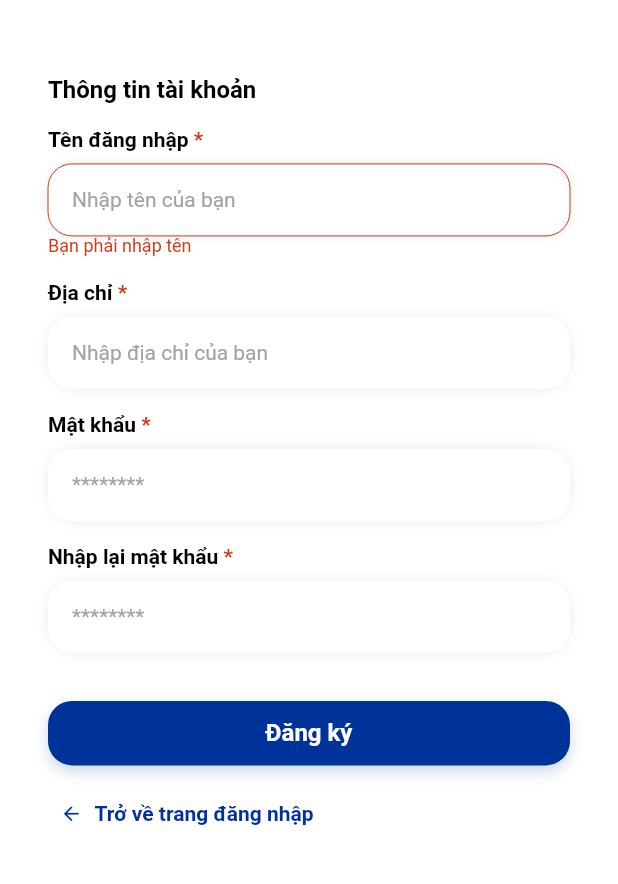
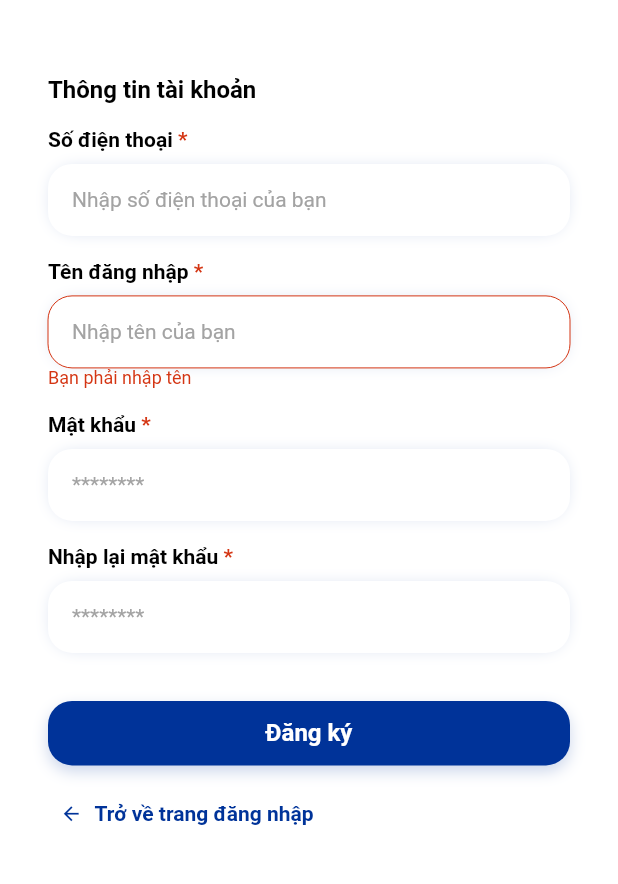
Before and after one commit to 2tech-US/2Tech-CustomerApp, a Flutter app: the RegisterInformationPage widget shown alone on an empty page, opened directly, after a tap on "Đăng ký", on a phone screen of 412 x 824 dp, the part 215-1099 px from its top. Run offline on Flutter 3.47's test engine with Material 2 defaults, Android fonts, the phone set to English and light mode, and no system bars; our stand-ins replace bloc, flutter_bloc, google_maps_flutter, introduction_screen, jwt_decoder, shared_preferences; accounts and stored records are empty; Roboto replaces fonts that are missing (Inter-Bold, Inter-Regular, Inter-SemiBold).

```diff
--- a/customer_app/lib/cubit/authentication/authentication_cubit.dart
+++ b/customer_app/lib/cubit/authentication/authentication_cubit.dart
@@ -35,7 +35,6 @@ class AuthenticationCubit extends Cubit<CubitState> {
   Future<bool> loginValid(LoginRequest loginRequest) async {
     var params = loginRequest.toJson();
     var response = await BaseService.postData(ServicePath.login, params);
-    print(response);
     var result = LoginResponse.loginResponse(response);
     if (result == null) return false;
     saveLoginData(loginRequest);
@@ -47,6 +46,7 @@ class AuthenticationCubit extends Cubit<CubitState> {
     var params = registerRequest.toJson();
     var response = await BaseService.postData(ServicePath.register, params);
     var result = RegisterRequest.registerSuccessful(response);
+    print(result);
     return result ?? 404;
   }
 
--- a/customer_app/lib/main.dart
+++ b/customer_app/lib/main.dart
@@ -1,6 +1,7 @@
 import 'package:customer_app/cubit/app_cubit.dart';
 import 'package:customer_app/cubit/app_cubit_logic.dart';
 import 'package:customer_app/utils/base_constant.dart';
+import 'package:customer_app/views/home/home_page.dart';
 import 'package:flutter/material.dart';
 import 'package:flutter/services.dart';
 import 'package:flutter_bloc/flutter_bloc.dart';
@@ -35,7 +36,8 @@ class MyApp extends StatelessWidget {
             debugShowCheckedModeBanner: false,
             theme: baseTheme(),
             home:
-            const AppCubitLogic(),
+                // const AppCubitLogic(),
+                const HomePage(),
           );
         },
       ),
--- a/customer_app/lib/service/service_path.dart
+++ b/customer_app/lib/service/service_path.dart
@@ -1,5 +1,5 @@
 class ServicePath {
-  static const String apiUrl = "http://192.168.50.251:3000";
+  static const String apiUrl = "http://172.20.10.2:3000";
   static const String login = "$apiUrl/auth/login";
   static const String register = "$apiUrl/auth/register";
 }
--- a/customer_app/lib/views/authenticate/register_information_page.dart
+++ b/customer_app/lib/views/authenticate/register_information_page.dart
@@ -21,18 +21,18 @@ class RegisterInformationPage extends StatefulWidget {
 
 class _RegisterInformationPageState extends State<RegisterInformationPage> {
   String? _nameError;
-  String? _usernameError;
+  String? _phoneError;
   String? _passwordError;
   String? _confirmPasswordError;
   final _nameController = TextEditingController();
-  final _usernameController = TextEditingController();
+  final _phoneController = TextEditingController();
   final _passwordController = TextEditingController();
   final _confirmPasswordController = TextEditingController();
 
   @override
   void dispose() {
     _nameController.dispose();
-    _usernameController.dispose();
+    _phoneController.dispose();
     _passwordController.dispose();
     _confirmPasswordController.dispose();
     super.dispose();
@@ -77,24 +77,24 @@ class _RegisterInformationPageState extends State<RegisterInformationPage> {
           onChanged: (value) {
             _clearError();
           },
+          textEditingController: _phoneController,
+          errorText: _phoneError,
+          labelText: "Số điện thoại",
+          hintText: "Nhập số điện thoại của bạn",
+          required: true,
+          textInputType: TextInputType.number,
+          textInputAction: TextInputAction.next),
+      const SizedBox(height: 16),
+      CustomTextField.common(
+          onChanged: (value) {
+            _clearError();
+          },
           textEditingController: _nameController,
           errorText: _nameError,
           labelText: "Tên đăng nhập",
           hintText: "Nhập tên của bạn",
           required: true,
           textInputType: TextInputType.text,
-          textInputAction: TextInputAction.next),
-      const SizedBox(height: 16),
-      CustomTextField.common(
-          onChanged: (value) {
-            _clearError();
-          },
-          textEditingController: _usernameController,
-          errorText: _usernameError,
-          labelText: "Địa chỉ",
-          hintText: "Nhập địa chỉ của bạn",
-          required: true,
-          textInputType: TextInputType.emailAddress,
           textInputAction: TextInputAction.next),
       const SizedBox(height: 16),
       CustomTextField.common(
@@ -161,7 +161,7 @@ class _RegisterInformationPageState extends State<RegisterInformationPage> {
 
   void valid() async {
     final String name = _nameController.text;
-    final String phone = _usernameController.text;
+    final String phone = _phoneController.text;
     final String password = _passwordController.text;
     final String confirmPassword = _confirmPasswordController.text;
     if (validRegisterData()) {
@@ -180,7 +180,7 @@ class _RegisterInformationPageState extends State<RegisterInformationPage> {
       if (validUserInput == 400) {
         _clearPassword();
         setState(() {
-          _usernameError = "Email này đã tồn tại";
+          _phoneError = "Số điện thoại này đã tồn tại";
         });
         return;
       }
@@ -194,7 +194,7 @@ class _RegisterInformationPageState extends State<RegisterInformationPage> {
 
   bool validRegisterData() {
     final String name = _nameController.text;
-    final String phone = _usernameController.text;
+    final String phone = _phoneController.text;
     final String password = _passwordController.text;
     final String confirmPassword = _confirmPasswordController.text;
     if (AuthenticationLogic.checkName(name) != null) {
@@ -206,7 +206,7 @@ class _RegisterInformationPageState extends State<RegisterInformationPage> {
     }
     if (AuthenticationLogic.checkPhoneNumber(phone) != null) {
       setState(() {
-        _usernameError = AuthenticationLogic.checkPhoneNumber(phone);
+        _phoneError = AuthenticationLogic.checkPhoneNumber(phone);
       });
       _clearPassword();
       return false;
@@ -248,7 +248,7 @@ class _RegisterInformationPageState extends State<RegisterInformationPage> {
   void _clearError() {
     setState(() {
       _nameError = null;
-      _usernameError = null;
+      _phoneError = null;
       _passwordError = null;
       _confirmPasswordError = null;
     });
--- a/customer_app/pubspec.yaml
+++ b/customer_app/pubspec.yaml
@@ -40,6 +40,7 @@ dependencies:
   jwt_decoder: ^2.0.1
   shared_preferences: ^2.0.15
   flutter_bloc: ^8.0.1
+  google_maps_flutter: ^2.1.8
   bloc: ^8.0.3
 
 
```
Also changed, not shown: customer_app/lib/views/home/home_page.dart (+39 -13 lines), customer_app/lib/widgets/map/gmap.dart (added, +71 -0 lines), customer_app/assets/images/avatar.png (added), customer_app/pubspec.lock, 5 other files.
